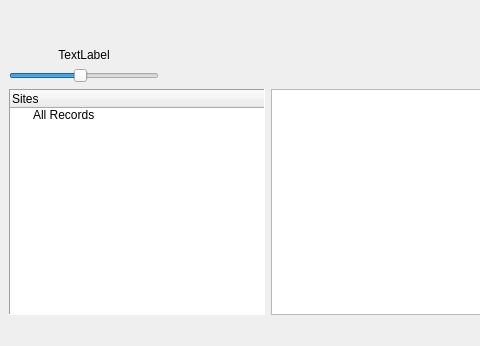
This is ui/collBookUI.ui in CapPow/collBook as Qt 5 draws it before an edit; both pictures show x 0 to 480 and y 364 to 710 of the 989 by 710 pixel window. The edited form follows.
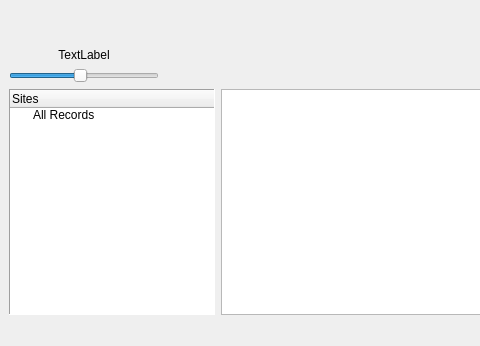
This is the edited form. Icons and pictures are not drawn. Custom widgets are drawn as their Qt base class.

Commit message: polished sizing policy

Diff of the .ui file:
```diff
--- a/ui/collBookUI.ui
+++ b/ui/collBookUI.ui
@@ -1537,6 +1537,9 @@
         <property name="frameShadow">
          <enum>QFrame::Sunken</enum>
         </property>
+        <property name="sizeAdjustPolicy">
+         <enum>QAbstractScrollArea::AdjustToContents</enum>
+        </property>
         <property name="editTriggers">
          <set>QAbstractItemView::DoubleClicked|QAbstractItemView::SelectedClicked</set>
         </property>
```
The commit also changes 5 other files.
